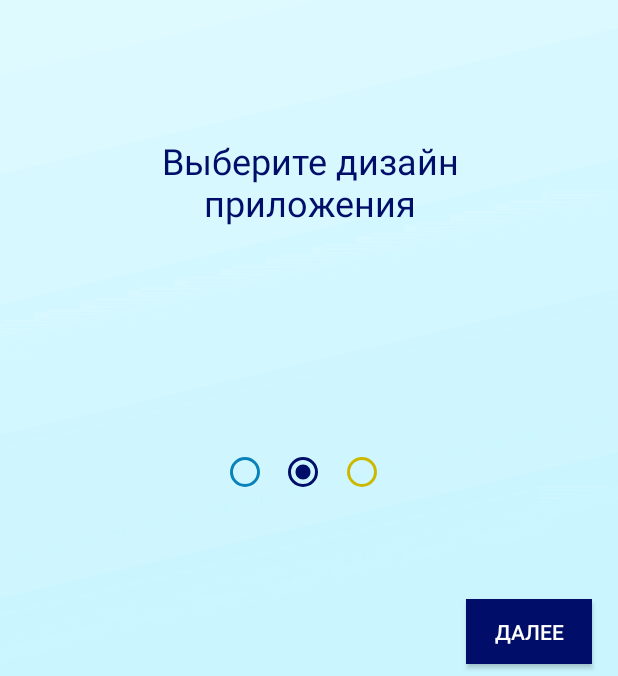
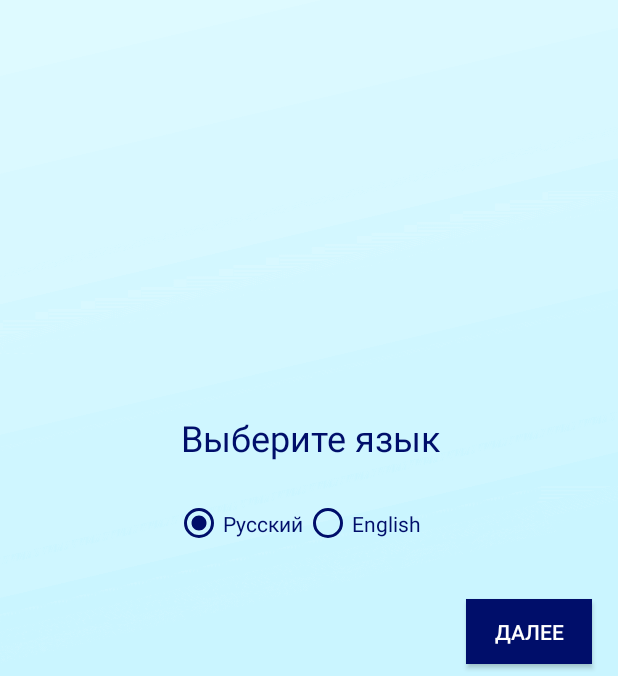
Before and after one commit to minly4114/StudyHelper, an Android app: the screen it shows after launch (LoadActivity), on a phone screen of 412 x 824 dp, the part 560-1236 px from its top. Run offline under Robolectric (Android 15) with nearby library versions, the phone set to English and light mode, and no system bars.

Commit message:
Changes in load Layout

```diff
--- a/app/src/main/java/com/sgs/studyhelper/LoadActivity.java
+++ b/app/src/main/java/com/sgs/studyhelper/LoadActivity.java
@@ -6,9 +6,18 @@ import android.content.SharedPreferences;
 import android.provider.MediaStore;
 import android.support.v7.app.AppCompatActivity;
 import android.os.Bundle;
+import android.view.View;
+import android.widget.Button;
+import android.widget.RadioButton;
 import android.widget.RadioGroup;
 
+import java.util.zip.Inflater;
+
 public class LoadActivity extends AppCompatActivity {
+
+    SharedPreferences sharedPreferences;
+    String pickedLanguage = "Russian";
+    boolean isLangPicked = false;
 
     @Override
     protected void onCreate(Bundle savedInstanceState) {
@@ -16,10 +25,11 @@ public class LoadActivity extends AppCompatActivity {
 
         boolean isFirstStart = false;
 
-        SharedPreferences sharedPreferences = getPreferences(Context.MODE_PRIVATE);
+        sharedPreferences = getPreferences(Context.MODE_PRIVATE);
         if(sharedPreferences.getBoolean("isFirstStart", true)) {
             setContentView(R.layout.activity_firststart);
-            createButtonListeners();
+            createLangPickButtonListeners();
+            createNextButtonListener();
             isFirstStart = true;
         }
         else
@@ -56,8 +66,44 @@ public class LoadActivity extends AppCompatActivity {
         }
     }
 
-    protected void createButtonListeners()
+    protected void createNextButtonListener() {
+        Button nextBt = findViewById(R.id.bt_next);
+        nextBt.setOnClickListener(new View.OnClickListener() {
+            @Override
+            public void onClick(View v) {
+                if(isLangPicked)
+                {
+                    // TODO Save design and load menu
+                } else
+                {
+                    isLangPicked = true;
+                    sharedPreferences.edit().
+                            putString("Language", pickedLanguage).
+                            apply();
+                    // TODO Load next include activity (Design)
+                }
+            }
+        });
+    }
+
+    protected void createLangPickButtonListeners()
     {
+        RadioGroup rg = findViewById(R.id.rg_lang);
+        rg.setOnCheckedChangeListener(new RadioGroup.OnCheckedChangeListener() {
+            @Override
+            public void onCheckedChanged(RadioGroup group, int checkedId) {
+                if(checkedId == R.id.rb_russian)
+                {
+                    pickedLanguage = "Russian";
+                } else if(checkedId == R.id.rb_english)
+                {
+                    pickedLanguage = "English";
+                }
+            }
+        });
+    }
+
+    protected void createButtonListeners() {
         RadioGroup radioGroup = findViewById(R.id.rg_design);
         radioGroup.setOnCheckedChangeListener(new RadioGroup.OnCheckedChangeListener() {
             @Override
@@ -65,7 +111,7 @@ public class LoadActivity extends AppCompatActivity {
                 switch (checkedId)
                 {
                     case 0:
-
+                        // TODO Setup current design
                         break;
                     case 1:
 
@@ -81,9 +127,4 @@ public class LoadActivity extends AppCompatActivity {
         });
 
     }
-
-    protected void bt_GoToMenuPressed()
-    {
-
-    }
 }
--- a/app/src/main/res/layout/activity_firststart.xml
+++ b/app/src/main/res/layout/activity_firststart.xml
@@ -27,7 +27,7 @@
         android:layout_marginEnd="8dp"
         android:layout_marginStart="8dp"
         android:layout_marginTop="8dp"
-        android:text="@string/title_studyhelper"
+        android:text="@string/title_studyHelper"
         android:textColor="@color/colorPrimary_white"
         android:textAlignment="center"
         android:textSize="@dimen/load_appNameText_size"
@@ -37,80 +37,6 @@
         app:layout_constraintStart_toStartOf="parent"
         app:layout_constraintTop_toTopOf="parent"
         app:layout_constraintVertical_bias="0.272" />
-
-    <TextView
-        android:id="@+id/tv_picklanguage"
-        android:layout_width="253dp"
-        android:layout_height="91dp"
-        android:layout_marginBottom="8dp"
-        android:layout_marginEnd="8dp"
-        android:layout_marginStart="8dp"
-        android:layout_marginTop="8dp"
-        android:text="@string/title_pickdesign_ru"
-        android:textAlignment="center"
-        android:textColor="@color/colorPrimary_white"
-        android:textSize="@dimen/load_pickDesign_size"
-        app:layout_constraintBottom_toBottomOf="parent"
-        app:layout_constraintEnd_toEndOf="parent"
-        app:layout_constraintHorizontal_bias="0.504"
-        app:layout_constraintStart_toStartOf="parent"
-        app:layout_constraintTop_toBottomOf="@+id/load_circle_white"
-        app:layout_constraintVertical_bias="0.228" />
-
-    <RadioGroup
-        android:id="@+id/rg_design"
-        android:layout_width="117dp"
-        android:layout_height="36dp"
-        android:layout_marginBottom="8dp"
-        android:layout_marginEnd="8dp"
-        android:layout_marginStart="8dp"
-        android:layout_marginTop="8dp"
-        android:orientation="horizontal"
-        app:layout_constraintBottom_toBottomOf="parent"
-        app:layout_constraintEnd_toEndOf="parent"
-        app:layout_constraintStart_toStartOf="parent"
-        app:layout_constraintTop_toBottomOf="@+id/tv_picklanguage">
-
-        <RadioButton
-            android:id="@+id/rb_dark"
-            android:layout_width="32dp"
-            android:layout_height="32dp"
-            android:layout_weight="1"
-
-            android:buttonTint="@color/colorPrimary_dark"
-            app:layout_constraintBottom_toBottomOf="parent"
-            app:layout_constraintEnd_toEndOf="parent"
-            app:layout_constraintHorizontal_bias="0.372"
-            app:layout_constraintStart_toStartOf="parent"
-            app:layout_constraintTop_toBottomOf="@+id/load_circle_white"
-            app:layout_constraintVertical_bias="0.879" />
-
-        <RadioButton
-            android:id="@+id/rb_white"
-            android:layout_width="32dp"
-            android:layout_height="32dp"
-            android:layout_weight="1"
-            android:buttonTint="@color/colorPrimary_white"
-            android:checked="true"
-            app:layout_constraintBottom_toBottomOf="parent"
-            app:layout_constraintEnd_toEndOf="parent"
-            app:layout_constraintHorizontal_bias="0.636"
-            app:layout_constraintStart_toStartOf="parent"
-            app:layout_constraintTop_toBottomOf="@+id/load_circle_white"
-            app:layout_constraintVertical_bias="0.879" />
-
-        <RadioButton
-            android:id="@+id/rb_green"
-            android:layout_width="32dp"
-            android:layout_height="32dp"
-            android:layout_weight="1"
-            android:buttonTint="@color/colorPrimary_green"
-            app:layout_constraintBottom_toBottomOf="parent"
-            app:layout_constraintEnd_toEndOf="parent"
-            app:layout_constraintStart_toStartOf="parent"
-            app:layout_constraintTop_toBottomOf="@+id/load_circle_white"
-            app:layout_constraintVertical_bias="0.879" />
-    </RadioGroup>
 
     <Button
         android:id="@+id/bt_next"
@@ -129,4 +55,19 @@
         app:layout_constraintTop_toTopOf="parent"
         app:layout_constraintVertical_bias="1.0" />
 
+    <include
+        android:id="@+id/load_include"
+        layout="@layout/activity_firststart_language"
+        android:layout_width="270dp"
+        android:layout_height="189dp"
+        android:layout_marginBottom="16dp"
+        android:layout_marginEnd="8dp"
+        android:layout_marginStart="8dp"
+        android:layout_marginTop="8dp"
+        app:layout_constraintBottom_toBottomOf="parent"
+        app:layout_constraintEnd_toEndOf="parent"
+        app:layout_constraintStart_toStartOf="parent"
+        app:layout_constraintTop_toTopOf="parent"
+        app:layout_constraintVertical_bias="0.912" />
+
 </android.support.constraint.ConstraintLayout>
--- /dev/null
+++ b/app/src/main/res/layout/activity_firststart_language.xml
@@ -0,0 +1,66 @@
+<?xml version="1.0" encoding="utf-8"?>
+<android.support.constraint.ConstraintLayout
+    xmlns:android="http://schemas.android.com/apk/res/android"
+    xmlns:app="http://schemas.android.com/apk/res-auto"
+    xmlns:tools="http://schemas.android.com/tools"
+    android:layout_width="match_parent"
+    android:layout_height="match_parent">
+
+
+    <TextView
+        android:id="@+id/tv_picklanguage"
+        android:layout_width="253dp"
+        android:layout_height="87dp"
+        android:layout_marginBottom="8dp"
+        android:layout_marginEnd="8dp"
+        android:layout_marginStart="8dp"
+        android:layout_marginTop="8dp"
+        android:text="@string/title_pickLanguage_ru"
+        android:textAlignment="center"
+        android:textColor="@color/colorPrimary_white"
+        android:textSize="@dimen/load_text_size"
+        app:layout_constraintBottom_toBottomOf="parent"
+        app:layout_constraintEnd_toEndOf="parent"
+        app:layout_constraintHorizontal_bias="0.504"
+        app:layout_constraintStart_toStartOf="parent"
+        app:layout_constraintTop_toTopOf="parent"
+        app:layout_constraintVertical_bias="0.882" />
+
+    <RadioGroup
+        android:id="@+id/rg_lang"
+        android:layout_width="174dp"
+        android:layout_height="38dp"
+        android:layout_marginBottom="8dp"
+        android:layout_marginEnd="16dp"
+        android:layout_marginStart="8dp"
+        android:layout_marginTop="8dp"
+        android:orientation="horizontal"
+        app:layout_constraintBottom_toBottomOf="parent"
+        app:layout_constraintEnd_toEndOf="parent"
+        app:layout_constraintHorizontal_bias="0.521"
+        app:layout_constraintStart_toStartOf="parent"
+        app:layout_constraintTop_toTopOf="parent"
+        app:layout_constraintVertical_bias="0.964">
+
+        <RadioButton
+            android:id="@+id/rb_russian"
+            android:layout_width="6dp"
+            android:layout_height="match_parent"
+            android:layout_weight="1"
+            android:buttonTint="@color/colorPrimary_white"
+            android:checked="true"
+            android:text="@string/title_russian"
+            android:textColor="@color/colorPrimary_white" />
+
+        <RadioButton
+            android:id="@+id/rb_english"
+            android:layout_width="7dp"
+            android:layout_height="match_parent"
+            android:layout_weight="1"
+            android:buttonTint="@color/colorPrimary_white"
+            android:text="@string/title_english"
+            android:textColor="@color/colorPrimary_white" />
+    </RadioGroup>
+
+
+</android.support.constraint.ConstraintLayout>
--- a/app/src/main/res/values/dimens.xml
+++ b/app/src/main/res/values/dimens.xml
@@ -7,6 +7,6 @@
     <!-- Defaults dimens -->
 
     <dimen name="load_appNameText_size">54sp</dimen>
-    <dimen name="load_pickDesign_size">24sp</dimen>
+    <dimen name="load_text_size">24sp</dimen>
 
 </resources>
--- a/app/src/main/res/values/strings.xml
+++ b/app/src/main/res/values/strings.xml
@@ -5,23 +5,27 @@
     <string name="title_dashboard">Dashboard</string>
     <string name="title_notifications">Notifications</string>
 
-    <string name="title_studyhelper">Study Helper</string>
+    <string name="title_studyHelper">Study Helper</string>
 
     <!-- Russian -->
 
     <string name="title_settings_ru">Настройки</string>
     <string name="title_schedule_ru">Расписание</string>
     <string name="title_today_ru">Сегодня</string>
-    <string name="title_pickdesign_ru">Выберите дизайн приложения</string>
+    <string name="title_pickDesign_ru">Выберите дизайн приложения</string>
+    <string name="title_pickLanguage_ru">Выберите язык</string>
     <string name="title_next_ru">Далее</string>
+    <string name="title_russian">Русский</string>
 
     <!-- English -->
 
     <string name="title_schedule_eng">Schedule</string>
     <string name="title_settings_eng">Settings</string>
     <string name="title_today_eng">Today</string>
-    <string name="title_pickdesign_eng">Pick design of application</string>
+    <string name="title_pickDesign_eng">Pick design of application</string>
     <string name="title_name_eng">Next</string>
+    <string name="title_pickLanguage_eng">Pick the language</string>
+    <string name="title_english">English</string>
 
 
 </resources>
```
Also changed, not shown: app/src/main/res/layout/activity_firststart_design.xml (added, +85 -0 lines).
